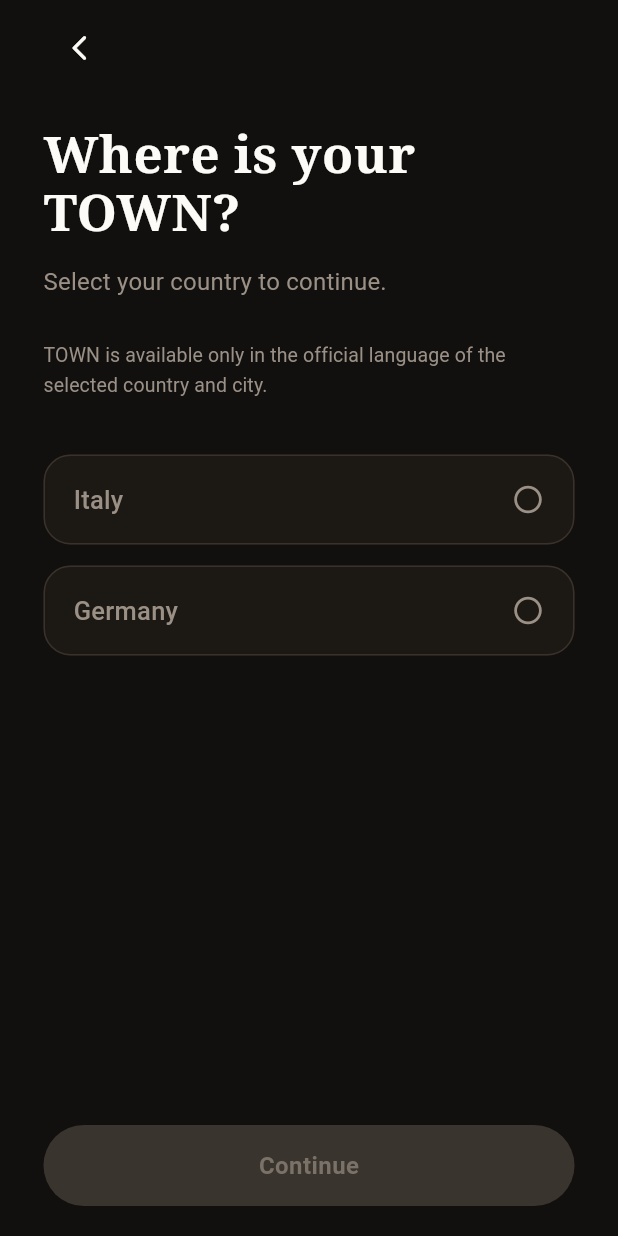
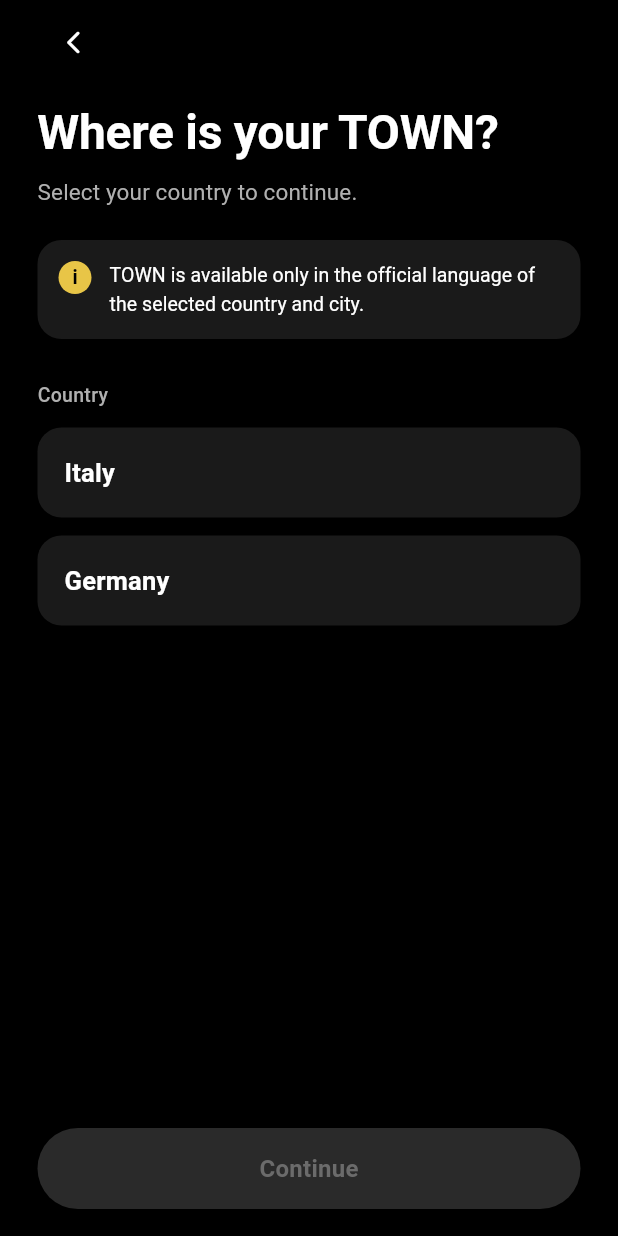
Before and after one commit to michaeltofan/town-safe-space-mobile, a Flutter app: the SelectCountryScreen screen opened directly, on a phone screen of 412 x 824 dp. Run offline on Flutter 3.47's test engine with Material 3 defaults, Android fonts, the phone set to English and light mode, and no system bars.

Commit message:
Align Select Country visuals with approved dark gold reference.
Update Screen 02A styling only: black background, gold accents, notice card, Country label, gold check selection, and gold Continue states. Behaviour unchanged.

Co-authored-by: michaeltofan <michaeltofan@users.noreply.github.com>

```diff
--- a/lib/screens/select_country_screen.dart
+++ b/lib/screens/select_country_screen.dart
@@ -12,11 +12,12 @@ class SelectCountryScreen extends StatefulWidget {
 }
 
 class _SelectCountryScreenState extends State<SelectCountryScreen> {
-  static const Color _background = Color(0xFF12100E);
-  static const Color _ivory = Color(0xFFFDFBF7);
-  static const Color _muted = Color(0xFF9A9086);
-  static const Color _disabledButton = Color(0xFF3A342E);
-  static const Color _disabledLabel = Color(0xFF7A7268);
+  static const Color _background = Color(0xFF000000);
+  static const Color _white = Color(0xFFFFFFFF);
+  static const Color _lightGrey = Color(0xFFB0B0B0);
+  static const Color _gold = Color(0xFFE8C547);
+  static const Color _disabledButton = Color(0xFF2A2A2A);
+  static const Color _disabledLabel = Color(0xFF6B6B6B);
 
   static const double _maxContentWidth = 410;
 
@@ -35,64 +36,69 @@ class _SelectCountryScreenState extends State<SelectCountryScreen> {
           child: ConstrainedBox(
             constraints: const BoxConstraints(maxWidth: _maxContentWidth),
             child: Padding(
-              padding: const EdgeInsets.symmetric(horizontal: 28),
+              padding: const EdgeInsets.symmetric(horizontal: 24),
               child: Column(
                 crossAxisAlignment: CrossAxisAlignment.stretch,
                 children: [
-                  const SizedBox(height: 8),
+                  Expanded(
+                    child: SingleChildScrollView(
+                      padding: EdgeInsets.zero,
+                      child: Column(
+                        crossAxisAlignment: CrossAxisAlignment.stretch,
+                        children: [
+                          const SizedBox(height: 4),
                           Align(
                             alignment: Alignment.centerLeft,
                             child: IconButton(
                               onPressed: () => Navigator.of(context).pop(),
                               icon: const Icon(Icons.arrow_back_ios_new_rounded),
-                      color: _ivory,
-                      iconSize: 20,
+                              color: _white,
+                              iconSize: 18,
                               padding: EdgeInsets.zero,
                               constraints: const BoxConstraints(
-                        minWidth: 40,
-                        minHeight: 40,
+                                minWidth: 36,
+                                minHeight: 36,
                               ),
                               tooltip: 'Back',
                             ),
                           ),
-                  const SizedBox(height: 28),
+                          const SizedBox(height: 18),
                           const Text(
                             'Where is your TOWN?',
                             textAlign: TextAlign.left,
                             style: TextStyle(
-                      fontFamily: 'serif',
-                      fontSize: 34,
+                              fontSize: 32,
                               fontWeight: FontWeight.w700,
-                      letterSpacing: 0.4,
+                              letterSpacing: -0.2,
                               height: 1.15,
-                      color: _ivory,
+                              color: _white,
                             ),
                           ),
-                  const SizedBox(height: 14),
+                          const SizedBox(height: 10),
                           const Text(
                             'Select your country to continue.',
                             textAlign: TextAlign.left,
                             style: TextStyle(
-                      fontSize: 16,
+                              fontSize: 15,
                               fontWeight: FontWeight.w400,
-                      height: 1.45,
-                      letterSpacing: 0.15,
-                      color: _muted,
+                              height: 1.4,
+                              letterSpacing: 0.1,
+                              color: _lightGrey,
                             ),
                           ),
+                          const SizedBox(height: 22),
+                          const _LanguageNoticeCard(),
                           const SizedBox(height: 28),
                           const Text(
-                    'TOWN is available only in the official language of the selected country and city.',
-                    textAlign: TextAlign.left,
+                            'Country',
                             style: TextStyle(
                               fontSize: 13,
-                      fontWeight: FontWeight.w400,
-                      height: 1.5,
-                      letterSpacing: 0.1,
-                      color: _muted,
+                              fontWeight: FontWeight.w500,
+                              letterSpacing: 0.2,
+                              color: _lightGrey,
                             ),
                           ),
-                  const SizedBox(height: 36),
+                          const SizedBox(height: 12),
                           for (final String country in _countries) ...[
                             _CountryOption(
                               label: country,
@@ -101,16 +107,19 @@ class _SelectCountryScreenState extends State<SelectCountryScreen> {
                                 setState(() => _selectedCountry = country);
                               },
                             ),
-                    const SizedBox(height: 14),
+                            const SizedBox(height: 12),
                           ],
-                  const Spacer(),
+                        ],
+                      ),
+                    ),
+                  ),
                   SizedBox(
                     width: double.infinity,
                     height: 54,
                     child: FilledButton(
                       onPressed: canContinue ? () {} : null,
                       style: FilledButton.styleFrom(
-                        backgroundColor: _ivory,
+                        backgroundColor: _gold,
                         foregroundColor: _background,
                         disabledBackgroundColor: _disabledButton,
                         disabledForegroundColor: _disabledLabel,
@@ -120,18 +129,86 @@ class _SelectCountryScreenState extends State<SelectCountryScreen> {
                         ),
                         textStyle: const TextStyle(
                           fontSize: 16,
-                          fontWeight: FontWeight.w600,
-                          letterSpacing: 0.3,
+                          fontWeight: FontWeight.w700,
+                          letterSpacing: 0.2,
                         ),
                       ),
                       child: const Text('Continue'),
                     ),
                   ),
-                  const SizedBox(height: 20),
+                  const SizedBox(height: 18),
                 ],
               ),
             ),
           ),
+        ),
+      ),
+    );
+  }
+}
+
+class _LanguageNoticeCard extends StatelessWidget {
+  const _LanguageNoticeCard();
+
+  static const Color _card = Color(0xFF1A1A1A);
+  static const Color _white = Color(0xFFFFFFFF);
+
+  @override
+  Widget build(BuildContext context) {
+    return DecoratedBox(
+      decoration: BoxDecoration(
+        color: _card,
+        borderRadius: BorderRadius.circular(16),
+      ),
+      child: const Padding(
+        padding: EdgeInsets.fromLTRB(14, 14, 16, 14),
+        child: Row(
+          crossAxisAlignment: CrossAxisAlignment.start,
+          children: [
+            _GoldInfoIcon(),
+            SizedBox(width: 12),
+            Expanded(
+              child: Text(
+                'TOWN is available only in the official language of the selected country and city.',
+                style: TextStyle(
+                  fontSize: 13,
+                  fontWeight: FontWeight.w400,
+                  height: 1.45,
+                  letterSpacing: 0.05,
+                  color: _white,
+                ),
+              ),
+            ),
+          ],
+        ),
+      ),
+    );
+  }
+}
+
+class _GoldInfoIcon extends StatelessWidget {
+  const _GoldInfoIcon();
+
+  static const Color _gold = Color(0xFFE8C547);
+  static const Color _black = Color(0xFF000000);
+
+  @override
+  Widget build(BuildContext context) {
+    return Container(
+      width: 22,
+      height: 22,
+      alignment: Alignment.center,
+      decoration: const BoxDecoration(
+        color: _gold,
+        shape: BoxShape.circle,
+      ),
+      child: const Text(
+        'i',
+        style: TextStyle(
+          color: _black,
+          fontSize: 13,
+          fontWeight: FontWeight.w700,
+          height: 1,
         ),
       ),
     );
@@ -149,49 +226,49 @@ class _CountryOption extends StatelessWidget {
   final bool selected;
   final VoidCallback onTap;
 
-  static const Color _surface = Color(0xFF1C1814);
-  static const Color _surfaceSelected = Color(0xFF2A241E);
-  static const Color _ivory = Color(0xFFFDFBF7);
-  static const Color _muted = Color(0xFF9A9086);
-  static const Color _border = Color(0xFF3A322A);
-  static const Color _borderSelected = Color(0xFFD9D0C4);
+  static const Color _card = Color(0xFF1A1A1A);
+  static const Color _white = Color(0xFFFFFFFF);
+  static const Color _gold = Color(0xFFE8C547);
 
   @override
   Widget build(BuildContext context) {
     return Material(
-      color: selected ? _surfaceSelected : _surface,
-      shape: RoundedRectangleBorder(
-        borderRadius: BorderRadius.circular(18),
-        side: BorderSide(
-          color: selected ? _borderSelected : _border,
-          width: selected ? 1.4 : 1,
-        ),
-      ),
+      color: _card,
+      borderRadius: BorderRadius.circular(16),
       child: InkWell(
         onTap: onTap,
-        borderRadius: BorderRadius.circular(18),
+        borderRadius: BorderRadius.circular(16),
         child: Padding(
-          padding: const EdgeInsets.symmetric(horizontal: 20, vertical: 18),
+          padding: const EdgeInsets.symmetric(horizontal: 18, vertical: 18),
           child: Row(
             children: [
               Expanded(
                 child: Text(
                   label,
-                  style: TextStyle(
+                  style: const TextStyle(
                     fontSize: 17,
-                    fontWeight: selected ? FontWeight.w600 : FontWeight.w500,
-                    letterSpacing: 0.2,
-                    color: selected ? _ivory : _muted,
+                    fontWeight: FontWeight.w600,
+                    letterSpacing: 0.15,
+                    color: _white,
                   ),
                 ),
               ),
-              Icon(
-                selected
-                    ? Icons.radio_button_checked_rounded
-                    : Icons.radio_button_off_rounded,
-                size: 22,
-                color: selected ? _ivory : _muted,
+              if (selected)
+                Container(
+                  width: 24,
+                  height: 24,
+                  decoration: const BoxDecoration(
+                    color: _gold,
+                    shape: BoxShape.circle,
                   ),
+                  child: const Icon(
+                    Icons.check_rounded,
+                    size: 16,
+                    color: Color(0xFF000000),
+                  ),
+                )
+              else
+                const SizedBox(width: 24, height: 24),
             ],
           ),
         ),
```
Also changed, not shown: 1 other file. Lines whose indentation alone changed are shown as unchanged.
